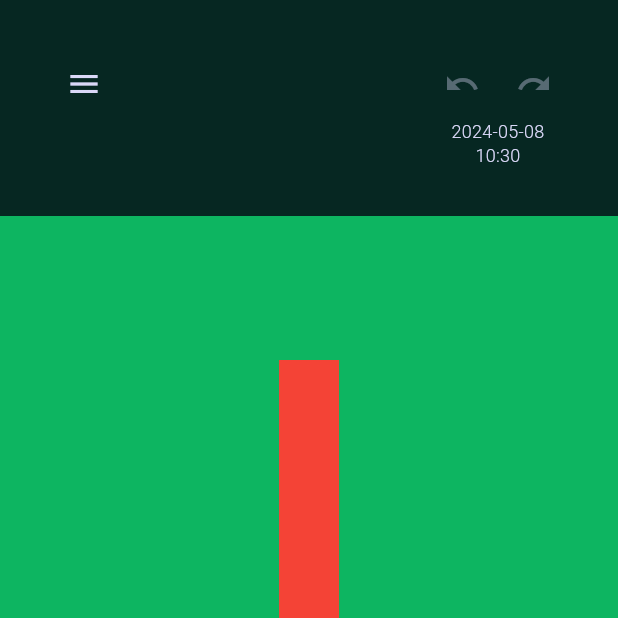
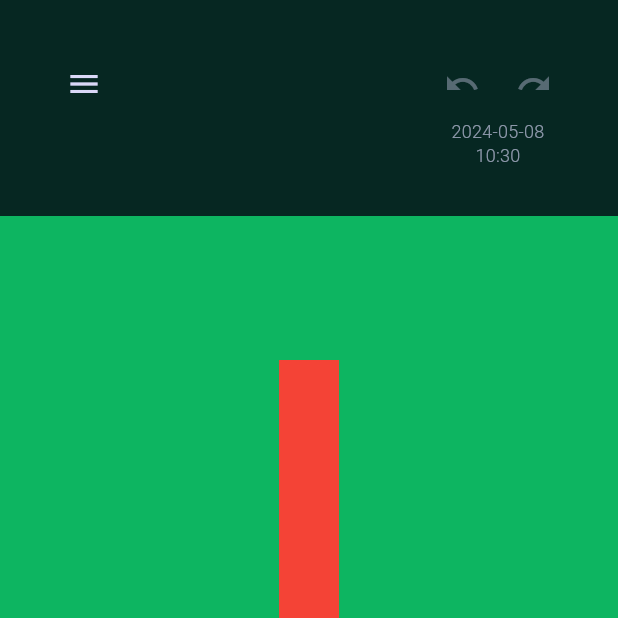
Before and after one commit to deadlyunicorn/think_simple, a Flutter app: the screen it shows after launch, on a phone screen of 412 x 824 dp, the top half of it. Run offline on Flutter 3.47's test engine with Material 3 defaults, Android fonts, the phone set to English and light mode, and no system bars.

Commit message:
changed the color ( opacity )

```diff
--- a/lib/home/main_view/date_edited.dart
+++ b/lib/home/main_view/date_edited.dart
@@ -13,7 +13,9 @@ class DateEdited extends StatelessWidget {
   Widget build(BuildContext context) {
     return Text(
       dateEdited.formatted.replaceFirst(" ", "\n"),
-      style: Theme.of(context).textTheme.bodySmall,
+      style: Theme.of(context).textTheme.bodySmall?.copyWith(
+            color: Theme.of(context).colorScheme.onBackground.withOpacity(0.64),
+          ),
       textAlign: TextAlign.center,
     );
   }
```
